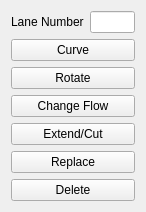
UmutSahinSE/Ata-Caddesi-Simulator, file roadoptions.ui: the form before one commit.
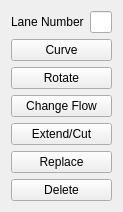
The form after the commit.

```diff
--- a/roadoptions.ui
+++ b/roadoptions.ui
@@ -6,7 +6,7 @@
    <rect>
     <x>0</x>
     <y>0</y>
-    <width>146</width>
+    <width>123</width>
     <height>156</height>
    </rect>
   </property>
```
Left out of the diff: 4 changed lines with no effect on the pictures.
